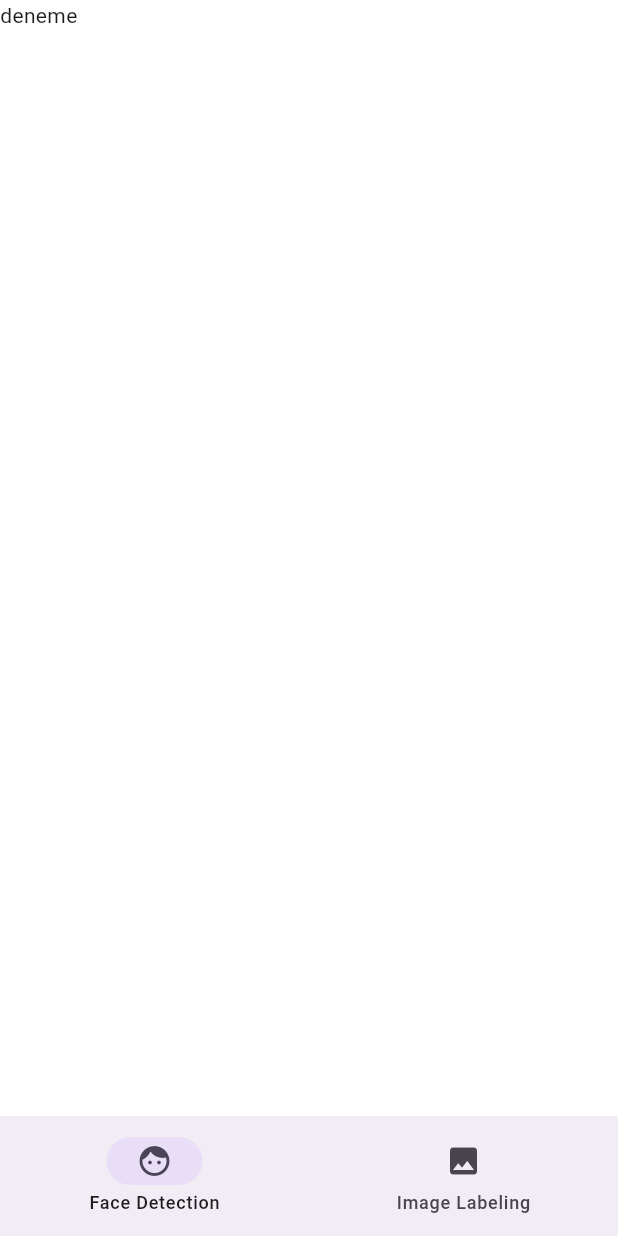
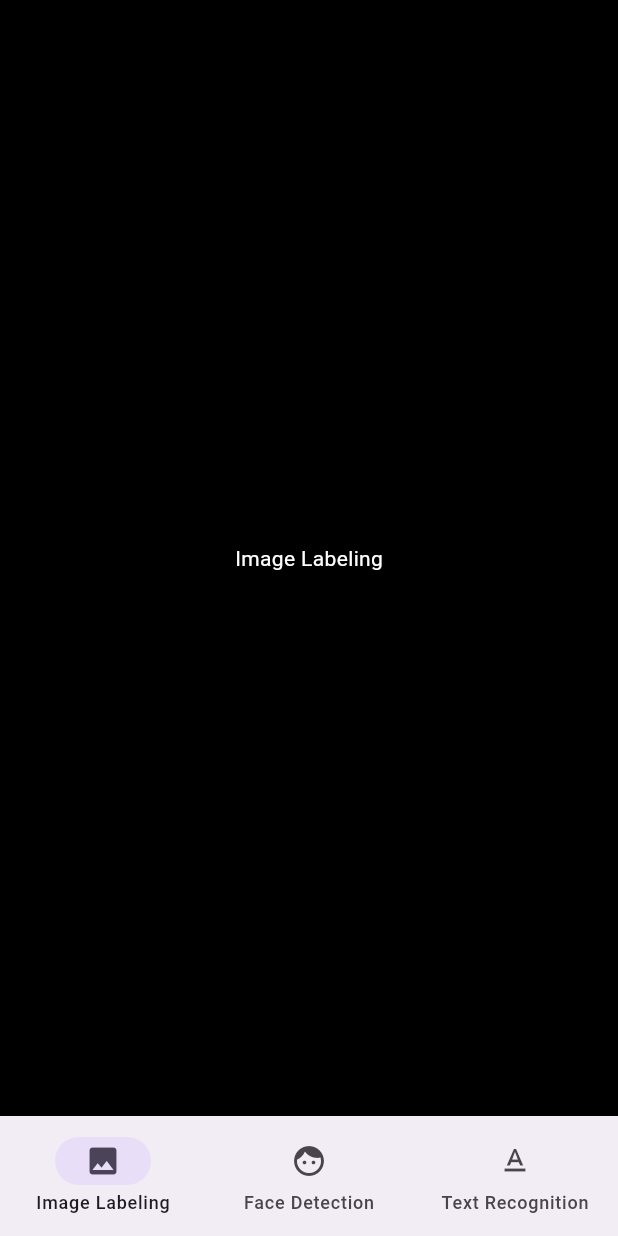
Before and after one commit to oguzdgd/Ml-Kit-Usage-With-Flutter, a Flutter app: the screen it shows after launch, on a phone screen of 412 x 824 dp. Run offline on Flutter 3.47's test engine with Material 3 defaults, Android fonts, the phone set to English and light mode, and no system bars; our stand-ins replace stacked, stacked_services.

Commit message:
image labeling 4

```diff
--- /dev/null
+++ b/lib/common/create_bottom_nav_item.dart
@@ -0,0 +1,40 @@
+import 'package:flutter/material.dart';
+import 'package:ml_kit_flutter/ui/face_detection/face_detection_view.dart';
+import 'package:ml_kit_flutter/ui/image_labeling/image_labeling_view.dart';
+import 'package:ml_kit_flutter/ui/text_recognition/text_recognition_view.dart';
+
+enum TabItem { imageLabeling, faceDetection, textRecognition }
+
+class TabItemData {
+  String title;
+  Widget icon;
+
+  TabItemData({required this.title, required this.icon});
+
+  static Map<TabItem, TabItemData> tabs = {
+    TabItem.imageLabeling:
+        TabItemData(title: "Image Labeling", icon: Icon(Icons.image)),
+    TabItem.faceDetection:
+        TabItemData(title: "Face Detection", icon: Icon(Icons.face)),
+    TabItem.textRecognition:
+        TabItemData(title: "Text Recognition", icon: Icon(Icons.text_format))
+  };
+}
+
+NavigationDestination createNavItem(TabItem tabItem) {
+  final currentTab = TabItemData.tabs[tabItem]!;
+  return NavigationDestination(icon: currentTab.icon, label: currentTab.title);
+}
+
+Widget getViewForIndex(int index) {
+  switch (index) {
+    case 0:
+      return const ImageLabelingView();
+    case 1:
+      return const FaceDetectionView();
+    case 2:
+      return const TextRecognitionView();
+    default:
+      return Container();
+  }
+}
--- /dev/null
+++ b/lib/ui/image_labeling/image_labeling_view.dart
@@ -0,0 +1,27 @@
+import 'package:flutter/material.dart';
+import 'package:ml_kit_flutter/ui/image_labeling/image_labeling_view_model.dart';
+import 'package:stacked/stacked.dart';
+
+class ImageLabelingView extends StackedView<ImageLabelingViewModel> {
+  const ImageLabelingView({super.key});
+
+  @override
+  Widget builder(
+      BuildContext context, ImageLabelingViewModel viewModel, Widget? child) {
+    viewModel.init();
+    return const Scaffold(
+      backgroundColor: Colors.black,
+      body: Center(
+        child: Text(
+          "Image Labeling",
+          style: TextStyle(color: Colors.white),
+        ),
+      ),
+    );
+  }
+
+  @override
+  ImageLabelingViewModel viewModelBuilder(BuildContext context) {
+    return ImageLabelingViewModel();
+  }
+}
--- /dev/null
+++ b/lib/ui/image_labeling/image_labeling_view_model.dart
@@ -0,0 +1,11 @@
+import 'package:ml_kit_flutter/app/app.router.dart';
+import 'package:ml_kit_flutter/ui/main/main_view_model.dart';
+import 'package:stacked_services/stacked_services.dart';
+
+class ImageLabelingViewModel extends MainViewModel {
+  init() {
+    Future.delayed(Duration(seconds: 3), () {
+      NavigationService().pushNamedAndRemoveUntil(Routes.mainView);
+    });
+  }
+}
--- a/lib/ui/main/main_view.dart
+++ b/lib/ui/main/main_view.dart
@@ -1,4 +1,5 @@
 import 'package:flutter/material.dart';
+import 'package:ml_kit_flutter/common/create_bottom_nav_item.dart';
 
 class MainView extends StatefulWidget {
   const MainView({super.key});
@@ -22,36 +23,11 @@ class _MainViewState extends State<MainView> {
             });
           },
           destinations: [
+            createNavItem(TabItem.imageLabeling),
             createNavItem(TabItem.faceDetection),
-          createNavItem(TabItem.imageLabeling),
+            createNavItem(TabItem.textRecognition),
           ],
         ),
-      body: Column(
-        children: [Text("deneme")],
-      ),
-    );
-  }
-
-  NavigationDestination createNavItem(TabItem tabItem) {
-    final currentTab = TabItemData.tabs[tabItem]!;
-    return NavigationDestination(icon: currentTab.icon, label: currentTab.title);
+        body: getViewForIndex(currentIndexPage));
   }
 }
-
-enum TabItem { imageLabeling, faceDetection, textRecognition }
-
-class TabItemData {
-  String title;
-  Widget icon;
-
-  TabItemData({ required this.title, required this.icon});
-
-  static Map<TabItem, TabItemData> tabs = {
-    TabItem.imageLabeling: TabItemData(
-        title: "Image Labeling", icon: Icon(Icons.image)),
-    TabItem.faceDetection: TabItemData(
-        title: "Face Detection", icon: Icon(Icons.face)),
-    TabItem.textRecognition: TabItemData(
-        title: "Text Recognition", icon: Icon(Icons.text_format))
-  };
-}
```
Also changed, not shown: lib/ui/face_detection/face_detection_view.dart (added, +27 -0 lines), lib/ui/face_detection/face_detection_view_model.dart (added, +11 -0 lines), lib/ui/text_recognition/text_recognition_view.dart (added, +27 -0 lines), lib/ui/text_recognition/text_recognition_view_model.dart (added, +11 -0 lines). Lines whose indentation alone changed are shown as unchanged.
